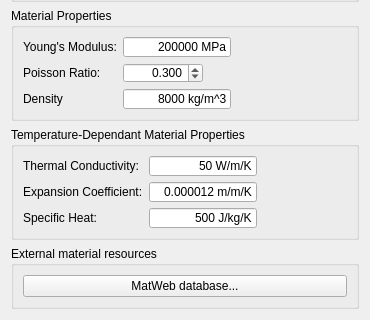
First picture: the form in src/Mod/Fem/TaskPanelMechanicalMaterial.ui, repository makkemal/FreeCAD, before the edit; both pictures show x 0 to 370 and y 393 to 713 of the 370 by 713 pixel window.
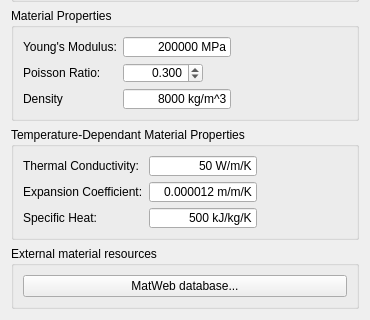
Second picture: the form after the edit. Custom widgets are drawn as their Qt base class.

Patch:
```diff
--- a/src/Mod/Fem/TaskPanelMechanicalMaterial.ui
+++ b/src/Mod/Fem/TaskPanelMechanicalMaterial.ui
@@ -322,7 +322,7 @@
            </size>
           </property>
           <property name="text">
-           <string>500 J/kg/K</string>
+           <string>500 kJ/kg/K</string>
           </property>
           <property name="alignment">
            <set>Qt::AlignRight|Qt::AlignTrailing|Qt::AlignVCenter</set>
```
Left out of the diff: 2 changed lines with no effect on the pictures.
